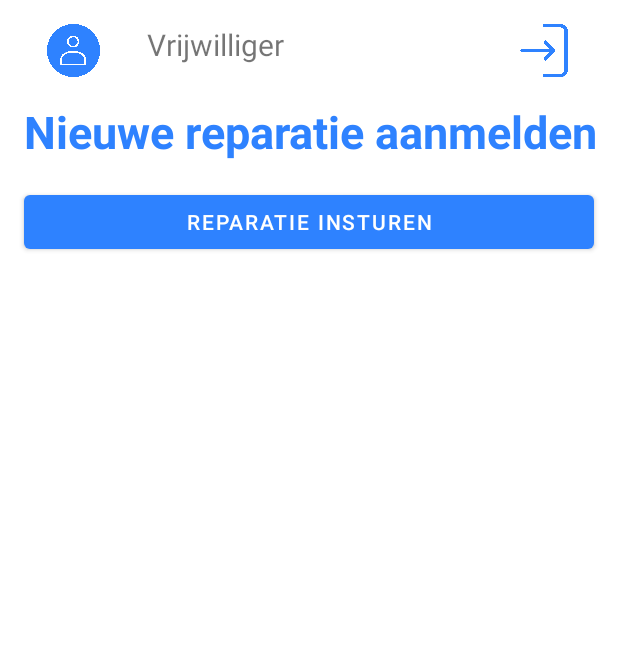
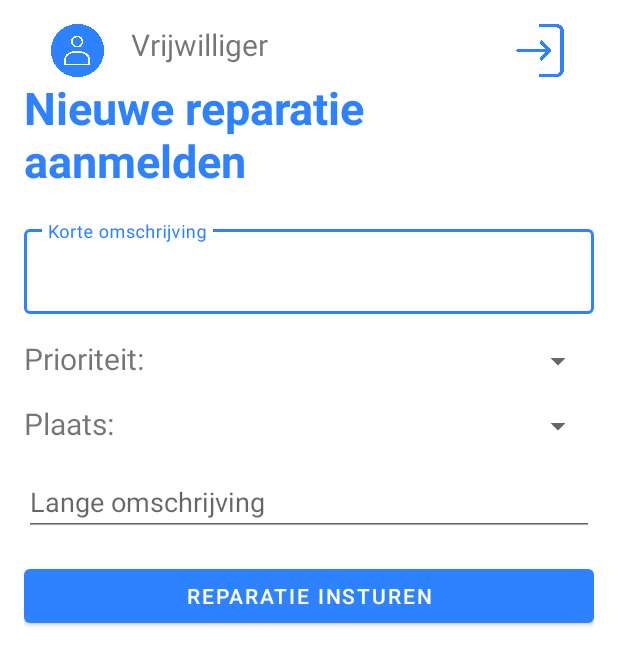
Before and after one commit to KA-Huis/repair-tool, an Android app: the VolunteerMain screen opened directly, with no data from a screen before it, after a tap on "NIEUWE REPARATIE AANMELDEN", on a phone screen of 412 x 824 dp. Shown: the top 665 px of the screen. Run offline under Robolectric (Android 15) with nearby library versions, the phone set to English and light mode, and no system bars.

Commit message:
Volunteer wireframes ready

```diff
--- a/app/src/main/java/com/example/repairtool/Job.kt
+++ b/app/src/main/java/com/example/repairtool/Job.kt
@@ -4,7 +4,7 @@ data class Job(
     val id:Int,
     val job:String,
     val priority:Int, //TODO enum
-    val place:String,
+    val place:String, //TODO enum
     val neededTool:String, //TODO array of tools
     val status:String //TODO enum
 )
--- a/app/src/main/java/com/example/repairtool/JobList.kt
+++ b/app/src/main/java/com/example/repairtool/JobList.kt
@@ -1,7 +1,11 @@
 package com.example.repairtool
 
 object JobList {
-    val jobList = listOf<Job>(
+    fun addJob(job:Job){
+        jobList += job
+    }
+
+    var jobList = listOf<Job>(
         Job(1, "Lamp stuk", 1, "Hoofdgebouw", "Lamp", "Geregistreerd"),
         Job(2, "Vloer ligt los", 2, "Kamer 2", "Vloer", "In behandeling"),
         Job(3, "Frietpan stuk", 1, "Hoofdgebouw", "Frietpan", "Wachtend")
--- a/app/src/main/java/com/example/repairtool/MainAdapter.kt
+++ b/app/src/main/java/com/example/repairtool/MainAdapter.kt
@@ -11,7 +11,7 @@ class MainAdapter(private val jobList:List<Job>): RecyclerView.Adapter<MainAdapt
         :RecyclerView.ViewHolder(itemBinding.root){
             fun bindItem(job:Job) {
                 itemBinding.tvJob.text = job.job
-                itemBinding.tvPlace.text = job.place
+                itemBinding.tvPlace.append(job.place)
                 itemBinding.tvStatus.append(job.status)
             }
         }
--- a/app/src/main/java/com/example/repairtool/volunteer/RegisterRepair.kt
+++ b/app/src/main/java/com/example/repairtool/volunteer/RegisterRepair.kt
@@ -2,31 +2,66 @@ package com.example.repairtool.volunteer
 
 import androidx.appcompat.app.AppCompatActivity
 import android.os.Bundle
-import android.widget.Button
-import android.widget.ImageView
-import android.widget.ListView
+import android.widget.*
 import com.example.repairtool.Job
+import com.example.repairtool.JobList
+import com.example.repairtool.MainAdapter
+
 import com.example.repairtool.R
-import kotlin.system.exitProcess
+import com.example.repairtool.databinding.ActivityVolunteerMainBinding
 
 class RegisterRepair : AppCompatActivity() {
+
+    var binding: ActivityVolunteerMainBinding? = null
 
     override fun onCreate(savedInstanceState: Bundle?) {
         super.onCreate(savedInstanceState)
         setContentView(R.layout.activity_register_repair)
 
-        var btnLogout: ImageView = findViewById(R.id.iv_logout)
+        val btnLogout: ImageView = findViewById(R.id.iv_logout)
         btnLogout.setOnClickListener {
             finishAffinity()
         }
 
-        var btnSendRepair:Button = findViewById(R.id.btn_send_repair)
+        val btnSendRepair:Button = findViewById(R.id.btn_send_repair)
         btnSendRepair.setOnClickListener {
-            addRepair()
+//            addRepair()
+            finish()
+        }
+        createPrioritySpinner()
+        createPlaceSpinner()
+
+    }
+
+    private fun addRepair() {//TODO make functional
+        var shortDescription:TextView = findViewById(R.id.tv_short_description)
+        var addedJob = Job(
+            1, "Lamp",1, "Plaats", "", "Geregistreerd")
+        JobList.addJob(addedJob)
+    }
+
+    private fun createPrioritySpinner() {
+        val spinner: Spinner = findViewById(R.id.sp_priority)
+        ArrayAdapter.createFromResource(
+            this,
+            R.array.priority_array,
+            android.R.layout.simple_spinner_item
+        ).also { adapter ->
+            adapter.setDropDownViewResource(android.R.layout.simple_spinner_dropdown_item)
+            spinner.adapter = adapter
         }
     }
 
-    private fun addRepair() {
+    private fun createPlaceSpinner() {
+        val spinner: Spinner = findViewById(R.id.sp_place)
+        ArrayAdapter.createFromResource(
+            this,
+            R.array.place_array,
+            android.R.layout.simple_spinner_item
+        ).also { adapter ->
+            adapter.setDropDownViewResource(android.R.layout.simple_spinner_dropdown_item)
+            spinner.adapter = adapter
+        }
+    }
 
-    }
 }
--- a/app/src/main/java/com/example/repairtool/volunteer/VolunteerMain.kt
+++ b/app/src/main/java/com/example/repairtool/volunteer/VolunteerMain.kt
@@ -4,6 +4,7 @@ import android.content.Intent
 import androidx.appcompat.app.AppCompatActivity
 import android.os.Bundle
 import android.widget.*
+import com.example.repairtool.Job
 import com.example.repairtool.JobList
 import com.example.repairtool.MainAdapter
 import com.example.repairtool.R
--- a/app/src/main/res/layout/activity_register_repair.xml
+++ b/app/src/main/res/layout/activity_register_repair.xml
@@ -1,10 +1,10 @@
 <?xml version="1.0" encoding="utf-8"?>
 <LinearLayout xmlns:android="http://schemas.android.com/apk/res/android"
-    xmlns:app="http://schemas.android.com/apk/res-auto"
     xmlns:tools="http://schemas.android.com/tools"
     android:layout_width="match_parent"
     android:layout_height="match_parent"
     android:orientation="vertical"
+    android:layout_margin="16dp"
     tools:context=".volunteer.VolunteerMain">
 
     <LinearLayout
@@ -16,14 +16,12 @@
             android:layout_width="35dp"
             android:layout_height="35dp"
             android:layout_weight="1"
-            android:src="@drawable/login_icon"
-            android:layout_margin="16dp"/>
+            android:src="@drawable/login_icon" />
 
         <TextView
             android:id="@+id/tv_name"
             android:layout_width="wrap_content"
             android:layout_height="wrap_content"
-            android:layout_marginTop="16dp"
             android:layout_weight="4"
             android:text="Vrijwilliger"
             android:textSize="20sp"/>
@@ -33,25 +31,93 @@
             android:layout_width="35dp"
             android:layout_height="35dp"
             android:layout_weight="1"
-            android:layout_margin="16dp"
             android:src="@drawable/logout_icon" />
 
     </LinearLayout>
 
     <TextView
+        android:id="@+id/tv_short_description"
         android:layout_width="match_parent"
         android:layout_height="wrap_content"
-        android:layout_marginStart="16dp"
         android:text="Nieuwe reparatie aanmelden"
         android:textColor="@color/project_blue"
         android:textSize="30sp"
         android:textStyle="bold"/>
 
+    <com.google.android.material.textfield.TextInputLayout
+        android:layout_width="match_parent"
+        android:layout_height="wrap_content"
+        style="@style/Widget.MaterialComponents.TextInputLayout.OutlinedBox"
+        android:layout_marginTop="20dp">
+
+        <androidx.appcompat.widget.AppCompatEditText
+            android:id="@+id/et_repair_description"
+            android:layout_width="match_parent"
+            android:layout_height="wrap_content"
+            android:hint="Korte omschrijving"
+            android:inputType="textCapWords"
+            android:textColor="#363A43"
+            android:textColorHint="#7A8089"
+            />
+    </com.google.android.material.textfield.TextInputLayout>
+
+    <LinearLayout
+        android:layout_width="match_parent"
+        android:layout_height="wrap_content"
+        android:orientation="horizontal">
+
+        <TextView
+            android:layout_width="wrap_content"
+            android:layout_height="wrap_content"
+            android:layout_weight="1"
+            android:layout_marginTop="16dp"
+            android:textSize="20sp"
+            android:text="Prioriteit:"/>
+
+        <Spinner
+            android:id="@+id/sp_priority"
+            android:layout_width="150dp"
+            android:layout_height="wrap_content"
+            android:layout_weight="3"
+            android:layout_marginTop="16dp"
+            android:layout_marginStart="100dp"/>
+    </LinearLayout>
+
+    <LinearLayout
+        android:layout_width="match_parent"
+        android:layout_height="wrap_content"
+        android:orientation="horizontal">
+
+        <TextView
+            android:layout_width="wrap_content"
+            android:layout_height="wrap_content"
+            android:layout_weight="1"
+            android:layout_marginTop="16dp"
+            android:textSize="20sp"
+            android:text="Plaats:    "/>
+
+        <Spinner
+            android:id="@+id/sp_place"
+            android:layout_width="150dp"
+            android:layout_height="wrap_content"
+            android:layout_weight="3"
+            android:layout_marginTop="16dp"
+            android:layout_marginStart="100dp"/>
+    </LinearLayout>
+
+
+
+    <EditText
+        android:layout_width="match_parent"
+        android:layout_height="wrap_content"
+        android:layout_marginTop="16dp"
+        android:hint="Lange omschrijving"/>
+
     <Button
         android:id="@+id/btn_send_repair"
         android:layout_width="match_parent"
         android:layout_height="wrap_content"
-        android:text="Reparatie insturen"
-        android:layout_margin="16dp"/>
+        android:layout_marginTop="16dp"
+        android:text="Reparatie insturen" />
 
 </LinearLayout>
--- a/app/src/main/res/layout/fragment_blank.xml
+++ /dev/null
@@ -1,14 +0,0 @@
-<?xml version="1.0" encoding="utf-8"?>
-<FrameLayout xmlns:android="http://schemas.android.com/apk/res/android"
-    xmlns:tools="http://schemas.android.com/tools"
-    android:layout_width="match_parent"
-    android:layout_height="match_parent"
-    tools:context=".BlankFragment">
-
-    <!-- TODO: Update blank fragment layout -->
-    <TextView
-        android:layout_width="match_parent"
-        android:layout_height="match_parent"
-        android:text="@string/hello_blank_fragment" />
-
-</FrameLayout>
--- a/app/src/main/res/layout/fragment_blank2.xml
+++ /dev/null
@@ -1,14 +0,0 @@
-<?xml version="1.0" encoding="utf-8"?>
-<FrameLayout xmlns:android="http://schemas.android.com/apk/res/android"
-    xmlns:tools="http://schemas.android.com/tools"
-    android:layout_width="match_parent"
-    android:layout_height="match_parent"
-    tools:context=".BlankFragment">
-
-    <!-- TODO: Update blank fragment layout -->
-    <TextView
-        android:layout_width="match_parent"
-        android:layout_height="match_parent"
-        android:text="@string/hello_blank_fragment" />
-
-</FrameLayout>
--- a/app/src/main/res/layout/recyclerview_item.xml
+++ b/app/src/main/res/layout/recyclerview_item.xml
@@ -28,7 +28,7 @@
             android:id="@+id/tv_place"
             android:layout_width="wrap_content"
             android:layout_height="wrap_content"
-            android:text="Ondertekst"
+            android:text="Ruimte: "
             android:textSize="14sp"/>
 
         <TextView
--- /dev/null
+++ b/app/src/main/res/values/spinner_place_item.xml
@@ -0,0 +1,11 @@
+<?xml version="1.0" encoding="utf-8"?>
+<resources>
+    <string-array name="place_array">
+        <item></item>
+        <item>Hoofdgebouw</item>
+        <item>Gebouw A</item>
+        <item>Keuken</item>
+        <item>Jeugdgebouw</item>
+        <item>Kantoor</item>
+    </string-array>
+</resources>
--- /dev/null
+++ b/app/src/main/res/values/spinner_priority_item.xml
@@ -0,0 +1,9 @@
+<?xml version="1.0" encoding="utf-8"?>
+<resources>
+    <string-array name="priority_array">
+        <item></item>
+        <item>Hoog</item>
+        <item>Midden</item>
+        <item>Laag</item>
+    </string-array>
+</resources>
--- a/app/src/main/res/values/strings.xml
+++ b/app/src/main/res/values/strings.xml
@@ -1,5 +1,3 @@
 <resources>
     <string name="app_name">RepairTool</string>
-    <!-- TODO: Remove or change this placeholder text -->
-    <string name="hello_blank_fragment">Hello blank fragment</string>
 </resources>
```
